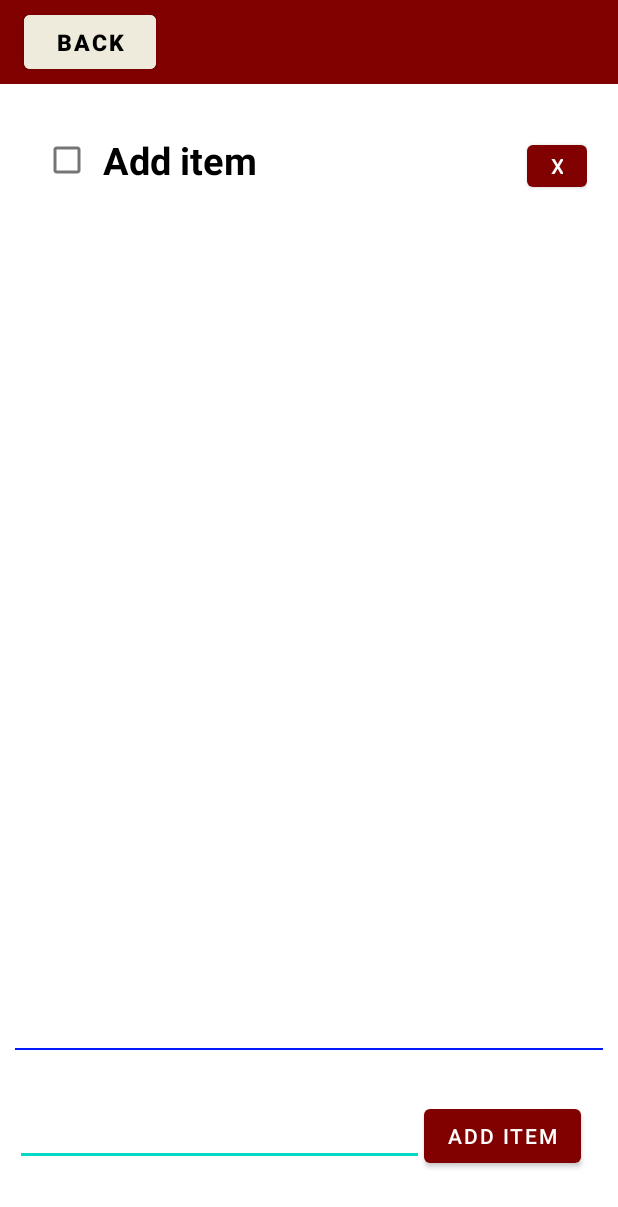
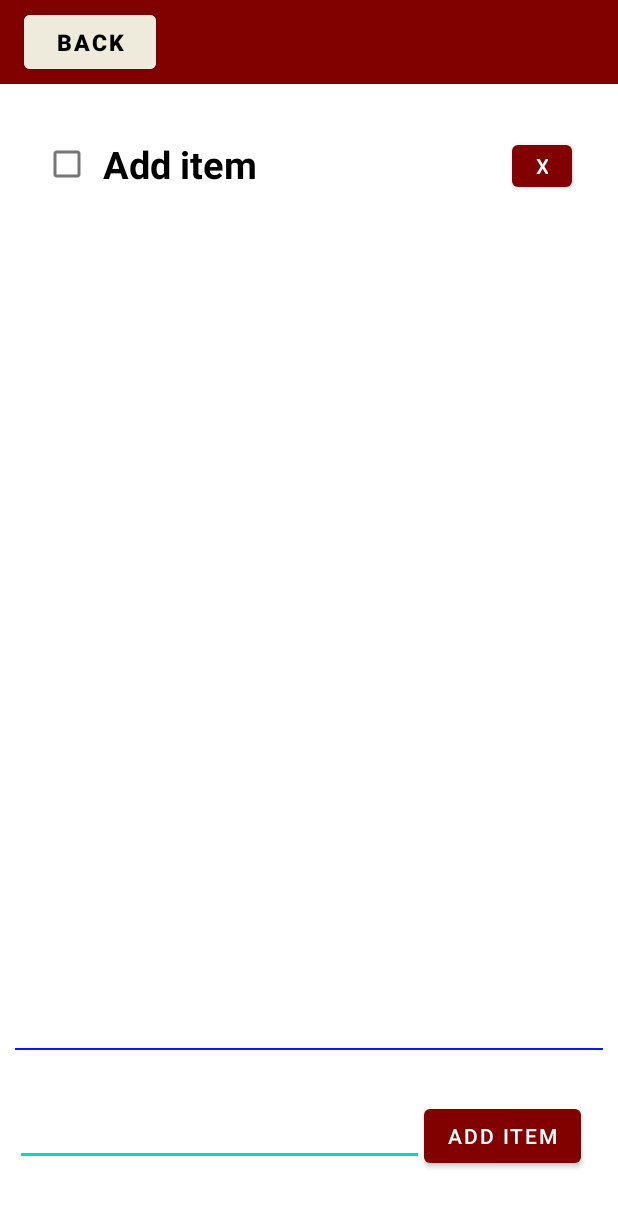
Before and after one commit to lewzsh/Meal-Planning-App, an Android app: the GroceryActivity screen opened directly, with no data from a screen before it, after a tap on "ADD ITEM", on a phone screen of 412 x 824 dp. Shown: the top 1207 px of the screen. Run offline under Robolectric (Android 15) with nearby library versions, the phone set to English and light mode, and no system bars.

Commit message:
Update grocery item

```diff
--- a/src/main/res/layout/grocery_item.xml
+++ b/src/main/res/layout/grocery_item.xml
@@ -27,6 +27,8 @@
         android:id="@+id/delGroceryItemButton"
         android:layout_width="40dp"
         android:layout_height="40dp"
+        android:layout_marginRight="10dp"
+        android:layout_marginBottom="5dp"
         android:text="X" />
 
 </LinearLayout>
```
